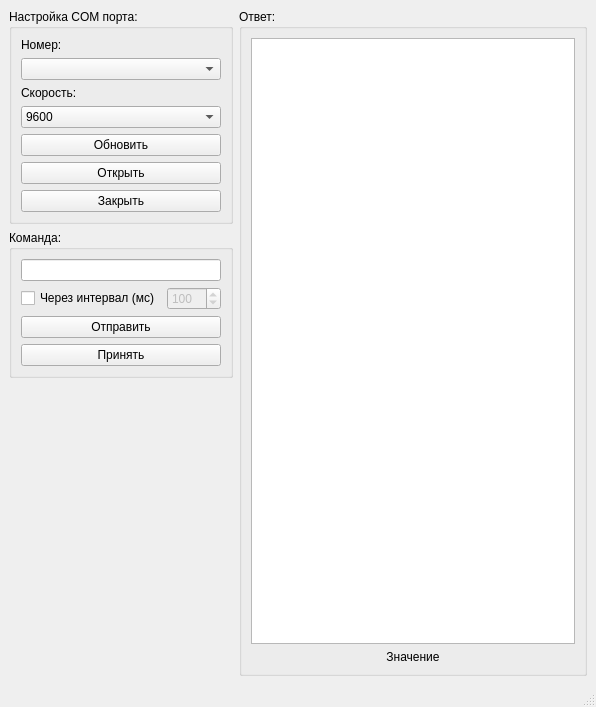
First picture: the form in ui/binwindow.ui, repository krang4d/SerialPY, before the edit.
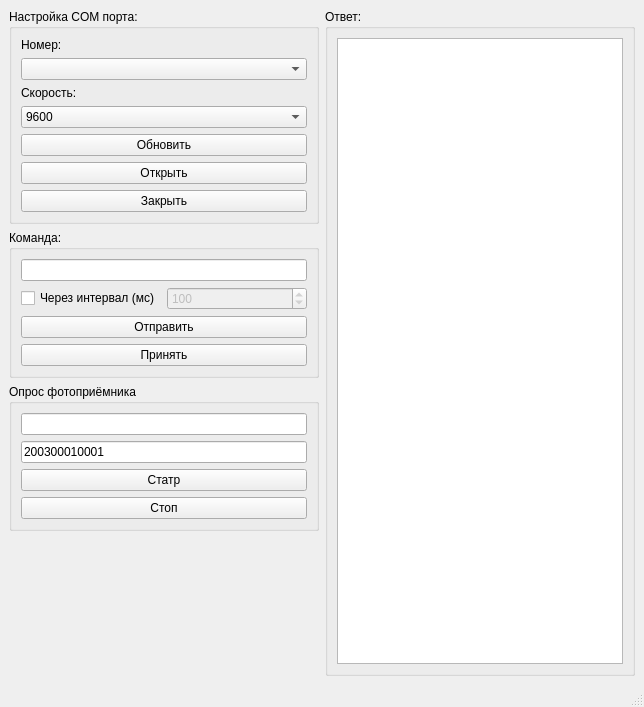
Second picture: the form after the edit.

Commit message: add photo display

The edit to the form file:
```diff
--- a/ui/binwindow.ui
+++ b/ui/binwindow.ui
@@ -6,7 +6,7 @@
    <rect>
     <x>0</x>
     <y>0</y>
-    <width>596</width>
+    <width>644</width>
     <height>707</height>
    </rect>
   </property>
@@ -17,128 +17,6 @@
    <layout class="QVBoxLayout" name="verticalLayout_3">
     <item>
      <layout class="QGridLayout" name="gridLayout_0">
-      <item row="2" column="0">
-       <spacer name="verticalSpacer">
-        <property name="orientation">
-         <enum>Qt::Vertical</enum>
-        </property>
-        <property name="sizeType">
-         <enum>QSizePolicy::Preferred</enum>
-        </property>
-        <property name="sizeHint" stdset="0">
-         <size>
-          <width>0</width>
-          <height>0</height>
-         </size>
-        </property>
-       </spacer>
-      </item>
-      <item row="1" column="0">
-       <widget class="QGroupBox" name="requestGBox">
-        <property name="sizePolicy">
-         <sizepolicy hsizetype="Minimum" vsizetype="Maximum">
-          <horstretch>0</horstretch>
-          <verstretch>0</verstretch>
-         </sizepolicy>
-        </property>
-        <property name="title">
-         <string>Команда:</string>
-        </property>
-        <layout class="QGridLayout" name="gridLayout_2">
-         <item row="2" column="1" colspan="2">
-          <widget class="QPushButton" name="sendButton">
-           <property name="text">
-            <string>Отправить</string>
-           </property>
-          </widget>
-         </item>
-         <item row="3" column="1" colspan="2">
-          <widget class="QPushButton" name="readButton">
-           <property name="text">
-            <string>Принять</string>
-           </property>
-          </widget>
-         </item>
-         <item row="1" column="1">
-          <widget class="QCheckBox" name="cmdChBox">
-           <property name="text">
-            <string>Через интервал (мс)</string>
-           </property>
-          </widget>
-         </item>
-         <item row="1" column="2">
-          <widget class="QSpinBox" name="cmdSBox">
-           <property name="enabled">
-            <bool>false</bool>
-           </property>
-           <property name="minimum">
-            <number>10</number>
-           </property>
-           <property name="maximum">
-            <number>1000</number>
-           </property>
-           <property name="singleStep">
-            <number>10</number>
-           </property>
-           <property name="value">
-            <number>100</number>
-           </property>
-           <property name="displayIntegerBase">
-            <number>10</number>
-           </property>
-          </widget>
-         </item>
-         <item row="0" column="1" colspan="2">
-          <widget class="QLineEdit" name="cmdLineEdit">
-           <property name="inputMethodHints">
-            <set>Qt::ImhDigitsOnly</set>
-           </property>
-           <property name="maxLength">
-            <number>12</number>
-           </property>
-          </widget>
-         </item>
-        </layout>
-       </widget>
-      </item>
-      <item row="0" column="1" rowspan="3">
-       <widget class="QGroupBox" name="responseGBox">
-        <property name="sizePolicy">
-         <sizepolicy hsizetype="MinimumExpanding" vsizetype="MinimumExpanding">
-          <horstretch>0</horstretch>
-          <verstretch>0</verstretch>
-         </sizepolicy>
-        </property>
-        <property name="title">
-         <string>Ответ:</string>
-        </property>
-        <layout class="QVBoxLayout" name="verticalLayout">
-         <item>
-          <widget class="QTextEdit" name="textEdit">
-           <property name="sizePolicy">
-            <sizepolicy hsizetype="Expanding" vsizetype="MinimumExpanding">
-             <horstretch>0</horstretch>
-             <verstretch>0</verstretch>
-            </sizepolicy>
-           </property>
-           <property name="readOnly">
-            <bool>true</bool>
-           </property>
-          </widget>
-         </item>
-         <item>
-          <widget class="QLabel" name="displayLabel">
-           <property name="text">
-            <string>Значение</string>
-           </property>
-           <property name="alignment">
-            <set>Qt::AlignCenter</set>
-           </property>
-          </widget>
-         </item>
-        </layout>
-       </widget>
-      </item>
       <item row="0" column="0">
        <widget class="QGroupBox" name="settingsGBox">
         <property name="enabled">
@@ -259,6 +137,161 @@
         </layout>
        </widget>
       </item>
+      <item row="0" column="1" rowspan="4">
+       <widget class="QGroupBox" name="responseGBox">
+        <property name="sizePolicy">
+         <sizepolicy hsizetype="MinimumExpanding" vsizetype="MinimumExpanding">
+          <horstretch>0</horstretch>
+          <verstretch>0</verstretch>
+         </sizepolicy>
+        </property>
+        <property name="title">
+         <string>Ответ:</string>
+        </property>
+        <layout class="QVBoxLayout" name="verticalLayout">
+         <item>
+          <widget class="QTextEdit" name="textEdit">
+           <property name="sizePolicy">
+            <sizepolicy hsizetype="Expanding" vsizetype="MinimumExpanding">
+             <horstretch>0</horstretch>
+             <verstretch>0</verstretch>
+            </sizepolicy>
+           </property>
+           <property name="readOnly">
+            <bool>true</bool>
+           </property>
+          </widget>
+         </item>
+        </layout>
+       </widget>
+      </item>
+      <item row="1" column="0">
+       <widget class="QGroupBox" name="requestGBox">
+        <property name="sizePolicy">
+         <sizepolicy hsizetype="Minimum" vsizetype="Maximum">
+          <horstretch>0</horstretch>
+          <verstretch>0</verstretch>
+         </sizepolicy>
+        </property>
+        <property name="title">
+         <string>Команда:</string>
+        </property>
+        <layout class="QGridLayout" name="gridLayout_2">
+         <item row="2" column="1" colspan="2">
+          <widget class="QPushButton" name="sendButton">
+           <property name="text">
+            <string>Отправить</string>
+           </property>
+          </widget>
+         </item>
+         <item row="3" column="1" colspan="2">
+          <widget class="QPushButton" name="readButton">
+           <property name="text">
+            <string>Принять</string>
+           </property>
+          </widget>
+         </item>
+         <item row="1" column="1">
+          <widget class="QCheckBox" name="cmdChBox">
+           <property name="text">
+            <string>Через интервал (мс)</string>
+           </property>
+          </widget>
+         </item>
+         <item row="1" column="2">
+          <widget class="QSpinBox" name="cmdSBox">
+           <property name="enabled">
+            <bool>false</bool>
+           </property>
+           <property name="minimum">
+            <number>10</number>
+           </property>
+           <property name="maximum">
+            <number>1000</number>
+           </property>
+           <property name="singleStep">
+            <number>10</number>
+           </property>
+           <property name="value">
+            <number>100</number>
+           </property>
+           <property name="displayIntegerBase">
+            <number>10</number>
+           </property>
+          </widget>
+         </item>
+         <item row="0" column="1" colspan="2">
+          <widget class="QLineEdit" name="cmdLineEdit">
+           <property name="inputMethodHints">
+            <set>Qt::ImhDigitsOnly</set>
+           </property>
+           <property name="maxLength">
+            <number>12</number>
+           </property>
+          </widget>
+         </item>
+        </layout>
+       </widget>
+      </item>
+      <item row="3" column="0">
+       <spacer name="verticalSpacer">
+        <property name="orientation">
+         <enum>Qt::Vertical</enum>
+        </property>
+        <property name="sizeType">
+         <enum>QSizePolicy::Preferred</enum>
+        </property>
+        <property name="sizeHint" stdset="0">
+         <size>
+          <width>0</width>
+          <height>0</height>
+         </size>
+        </property>
+       </spacer>
+      </item>
+      <item row="2" column="0">
+       <widget class="QGroupBox" name="groupBox">
+        <property name="title">
+         <string>Опрос фотоприёмника</string>
+        </property>
+        <layout class="QVBoxLayout" name="verticalLayout_2">
+         <item>
+          <widget class="QLineEdit" name="photoLineEdit_1">
+           <property name="text">
+            <string/>
+           </property>
+           <property name="readOnly">
+            <bool>true</bool>
+           </property>
+          </widget>
+         </item>
+         <item>
+          <widget class="QLineEdit" name="photoLineEdit_2">
+           <property name="text">
+            <string>200300010001</string>
+           </property>
+           <property name="readOnly">
+            <bool>true</bool>
+           </property>
+          </widget>
+         </item>
+         <item>
+          <widget class="QPushButton" name="photoButton_1">
+           <property name="text">
+            <string>Статр</string>
+           </property>
+          </widget>
+         </item>
+         <item>
+          <widget class="QPushButton" name="photoButton_2">
+           <property name="text">
+            <string>Стоп</string>
+           </property>
+          </widget>
+         </item>
+        </layout>
+       </widget>
+      </item>
      </layout>
     </item>
    </layout>
```
Left out of the diff: 4 changed lines with no effect on the pictures. The commit also changes 2 other files.
